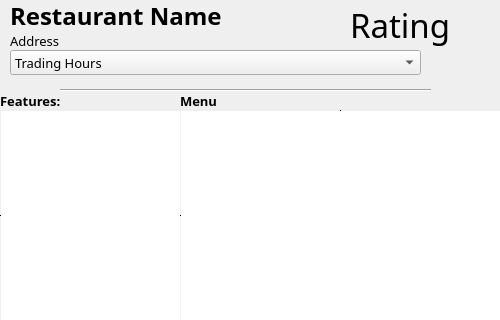
Before: the Qt Designer form gui/Restaurant.ui in SENGStringray/Fine-food-finder, drawn with Qt 5.
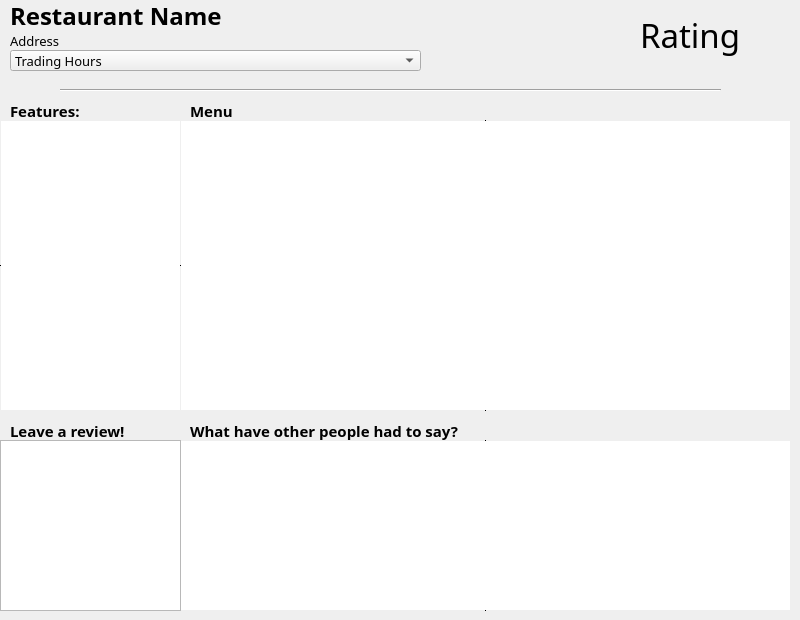
After: the same form once the commit is applied. Icons and pictures are not drawn.

Commit message: Changed size of gui windows

```diff
--- a/gui/Restaurant.ui
+++ b/gui/Restaurant.ui
@@ -6,20 +6,20 @@
    <rect>
     <x>0</x>
     <y>0</y>
-    <width>500</width>
-    <height>320</height>
+    <width>800</width>
+    <height>620</height>
    </rect>
   </property>
   <property name="minimumSize">
    <size>
-    <width>500</width>
-    <height>316</height>
+    <width>800</width>
+    <height>620</height>
    </size>
   </property>
   <property name="maximumSize">
    <size>
-    <width>500</width>
-    <height>320</height>
+    <width>800</width>
+    <height>620</height>
    </size>
   </property>
   <property name="windowTitle">
@@ -34,7 +34,7 @@
     <rect>
      <x>10</x>
      <y>0</y>
-     <width>291</width>
+     <width>621</width>
      <height>31</height>
     </rect>
    </property>
@@ -55,7 +55,7 @@
     <rect>
      <x>60</x>
      <y>80</y>
-     <width>371</width>
+     <width>661</width>
      <height>20</height>
     </rect>
    </property>
@@ -74,8 +74,8 @@
     <rect>
      <x>180</x>
      <y>90</y>
-     <width>321</width>
-     <height>231</height>
+     <width>611</width>
+     <height>321</height>
     </rect>
    </property>
    <property name="font">
@@ -86,8 +86,8 @@
    <widget class="QLabel" name="label_5">
     <property name="geometry">
      <rect>
-      <x>0</x>
-      <y>0</y>
+      <x>10</x>
+      <y>10</y>
       <width>161</width>
       <height>21</height>
      </rect>
@@ -95,7 +95,7 @@
     <property name="font">
      <font>
       <family>Sawasdee</family>
-      <pointsize>10</pointsize>
+      <pointsize>11</pointsize>
       <weight>75</weight>
       <italic>false</italic>
       <bold>true</bold>
@@ -109,15 +109,15 @@
     <property name="geometry">
      <rect>
       <x>0</x>
-      <y>20</y>
-      <width>321</width>
-      <height>211</height>
+      <y>30</y>
+      <width>611</width>
+      <height>291</height>
      </rect>
     </property>
     <property name="font">
      <font>
       <family>Sawasdee</family>
-      <pointsize>9</pointsize>
+      <pointsize>11</pointsize>
       <italic>false</italic>
      </font>
     </property>
@@ -137,7 +137,7 @@
     <rect>
      <x>10</x>
      <y>30</y>
-     <width>371</width>
+     <width>591</width>
      <height>21</height>
     </rect>
    </property>
@@ -157,7 +157,7 @@
      <x>10</x>
      <y>50</y>
      <width>411</width>
-     <height>25</height>
+     <height>21</height>
     </rect>
    </property>
    <property name="font">
@@ -179,7 +179,7 @@
      <x>0</x>
      <y>90</y>
      <width>181</width>
-     <height>231</height>
+     <height>321</height>
     </rect>
    </property>
    <property name="font">
@@ -190,8 +190,8 @@
    <widget class="QLabel" name="label_6">
     <property name="geometry">
      <rect>
-      <x>0</x>
-      <y>0</y>
+      <x>10</x>
+      <y>10</y>
       <width>161</width>
       <height>21</height>
      </rect>
@@ -199,7 +199,7 @@
     <property name="font">
      <font>
       <family>Sawasdee</family>
-      <pointsize>10</pointsize>
+      <pointsize>11</pointsize>
       <weight>75</weight>
       <italic>false</italic>
       <bold>true</bold>
@@ -213,15 +213,15 @@
     <property name="geometry">
      <rect>
       <x>0</x>
-      <y>20</y>
+      <y>30</y>
       <width>181</width>
-      <height>211</height>
+      <height>291</height>
      </rect>
     </property>
     <property name="font">
      <font>
       <family>Sawasdee</family>
-      <pointsize>9</pointsize>
+      <pointsize>11</pointsize>
       <italic>false</italic>
      </font>
     </property>
@@ -245,8 +245,8 @@
   <widget class="QLabel" name="restaurantRating">
    <property name="geometry">
     <rect>
-     <x>350</x>
-     <y>0</y>
+     <x>640</x>
+     <y>10</y>
      <width>141</width>
      <height>50</height>
     </rect>
@@ -261,6 +261,84 @@
     <string>Rating</string>
    </property>
   </widget>
+  <widget class="QLabel" name="label">
+   <property name="geometry">
+    <rect>
+     <x>10</x>
+     <y>420</y>
+     <width>171</width>
+     <height>21</height>
+    </rect>
+   </property>
+   <property name="font">
+    <font>
+     <family>Sawasdee</family>
+     <pointsize>11</pointsize>
+     <weight>75</weight>
+     <bold>true</bold>
+    </font>
+   </property>
+   <property name="text">
+    <string>Leave a review!</string>
+   </property>
+  </widget>
+  <widget class="QTextEdit" name="textEdit">
+   <property name="geometry">
+    <rect>
+     <x>0</x>
+     <y>440</y>
+     <width>181</width>
+     <height>171</height>
+    </rect>
+   </property>
+  </widget>
+  <widget class="QLabel" name="label_2">
+   <property name="geometry">
+    <rect>
+     <x>190</x>
+     <y>420</y>
+     <width>291</width>
+     <height>21</height>
+    </rect>
+   </property>
+   <property name="font">
+    <font>
+     <family>Sawasdee</family>
+     <pointsize>11</pointsize>
+     <weight>75</weight>
+     <bold>true</bold>
+    </font>
+   </property>
+   <property name="text">
+    <string>What have other people had to say?</string>
+   </property>
+  </widget>
+  <widget class="QTextEdit" name="lbl_restMenu_2">
+   <property name="geometry">
+    <rect>
+     <x>180</x>
+     <y>440</y>
+     <width>611</width>
+     <height>171</height>
+    </rect>
+   </property>
+   <property name="font">
+    <font>
+     <family>Sawasdee</family>
+     <pointsize>11</pointsize>
+     <italic>false</italic>
+    </font>
+   </property>
+   <property name="frameShape">
+    <enum>QFrame::VLine</enum>
+   </property>
+   <property name="frameShadow">
+    <enum>QFrame::Plain</enum>
+   </property>
+   <property name="readOnly">
+    <bool>true</bool>
+   </property>
+  </widget>
   <zorder>lbl_restName</zorder>
   <zorder>line</zorder>
   <zorder>widget_2</zorder>
```
Left out of the diff: 4 changed lines with no effect on the pictures. The commit also changes 3 other files.
